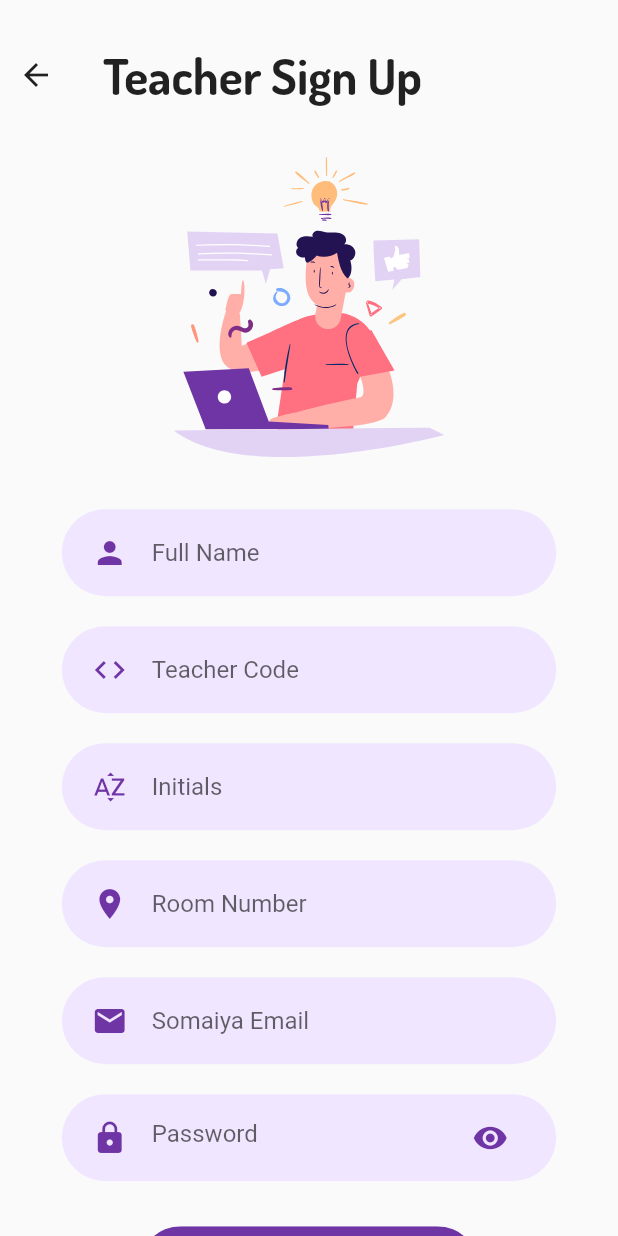
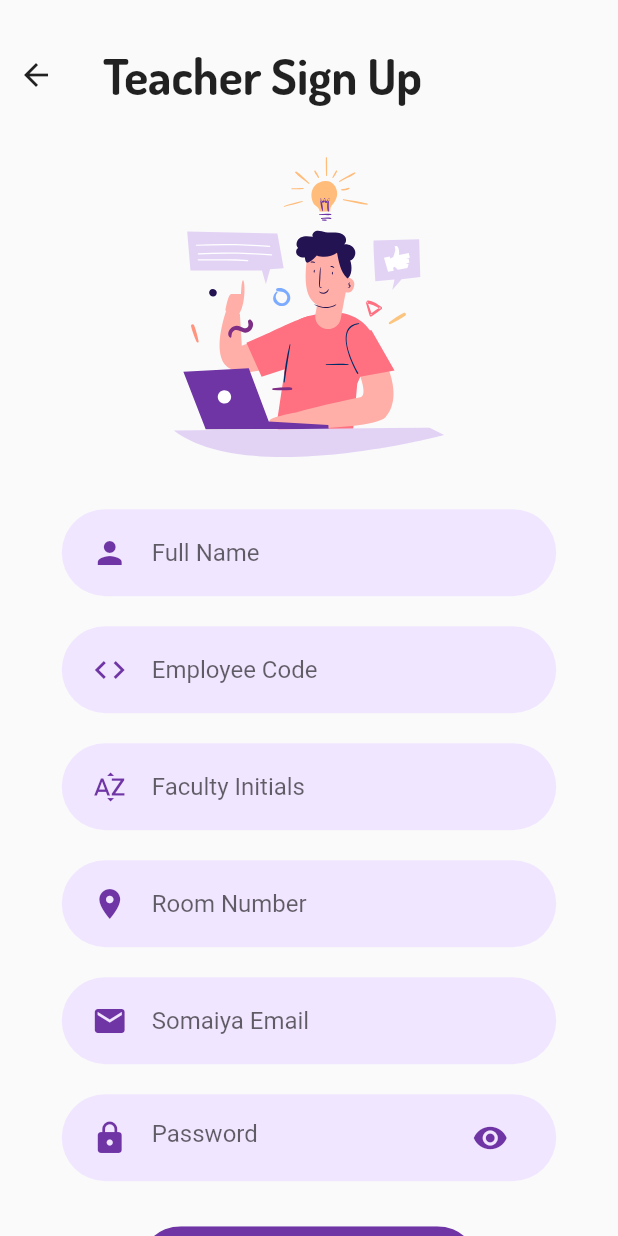
Before and after one commit to Bhavik-20/Flutter_AppointmentApp, a Flutter app: the teacher_signup screen opened by its route, on a phone screen of 412 x 824 dp. Run offline on Flutter 3.47's test engine with Material 2 defaults, Android fonts, the phone set to English and light mode, and no system bars; our stand-ins replace cloud_firestore, curved_navigation_bar, file_picker, firebase_auth, firebase_storage, flutter_spinkit and 7 more; missing offline and left inert: dart:ffi, mailer, workmanager; accounts and stored records are empty.

Commit message:
5 changes

```diff
--- a/lib/pages/student__dashboard.dart
+++ b/lib/pages/student__dashboard.dart
@@ -122,7 +122,6 @@ class _student_dashboardState extends State<student_dashboard> {
                     items: const <BottomNavigationBarItem>[
                       BottomNavigationBarItem(
                         icon: Icon(Icons.pending_actions,
-                          color: Colors.white,
                           size: 25,
                         ),
                         label: 'Pending',
--- a/lib/pages/student_dashboard_accepted.dart
+++ b/lib/pages/student_dashboard_accepted.dart
@@ -46,7 +46,7 @@ class _listofStudentAcceptedRequestsState extends State<listofStudentAcceptedReq
                     margin: EdgeInsets.fromLTRB(20, 6, 20, 0),
                     child: ListTile(
                       onTap: (){
-                        Navigator.push(context, MaterialPageRoute(builder: (context)=> student_request_status(request:accepted[index])));
+                        Navigator.push(context, MaterialPageRoute(builder: (context)=> student_request_status(request:accepted[index],page: "accepted",)));
                       },
                       leading: CircleAvatar(
                         child:  ClipOval(
--- a/lib/pages/student_dashboard_declined.dart
+++ b/lib/pages/student_dashboard_declined.dart
@@ -48,7 +48,7 @@ class _listofStudentDeclinedRequestsState extends State<listofStudentDeclinedReq
                       onTap: (){
                         print(accepted[index].date);
                         print(accepted[index]);
-                        Navigator.push(context, MaterialPageRoute(builder: (context)=> student_request_status(request:accepted[index])));
+                        Navigator.push(context, MaterialPageRoute(builder: (context)=> student_request_status(request:accepted[index],page: "declined")));
                       },
                       leading: CircleAvatar(
                         child:  ClipOval(
--- a/lib/pages/student_dashboard_new.dart
+++ b/lib/pages/student_dashboard_new.dart
@@ -47,7 +47,7 @@ class _listofnewStudentRequestsState extends State<listofnewStudentRequests> {
                       onTap: (){
                         print(requests[index].date);
                         print(requests[index]);
-                        Navigator.push(context, MaterialPageRoute(builder: (context)=> student_request_status(request:requests[index])));
+                        Navigator.push(context, MaterialPageRoute(builder: (context)=> student_request_status(request:requests[index],page: "new",)));
                       },
                       leading: CircleAvatar(
                         child:  ClipOval(
--- a/lib/pages/student_login.dart
+++ b/lib/pages/student_login.dart
@@ -92,7 +92,7 @@ class _student_loginState extends State<student_login> {
                 ),
                 SizedBox(height: size.height * 0.03),
                 RoundedInputField(
-                  hintText: "Your Email",
+                  hintText: "Somaiya Email",
                   onChanged: (value) {
                     setState(() => email=value);
                   },
--- a/lib/pages/student_profile.dart
+++ b/lib/pages/student_profile.dart
@@ -38,7 +38,7 @@ class _student_profileState  extends State<student_profile> {
     'Electronics',
     'EXTC'
   ];
-  List _year = ['FY', 'SY', 'TY', 'LY'];
+  List _year = ['FY', 'SY', 'TY', 'LY','MTech'];
 
   String validate(String name, String rollno, String branch, String year) {
     RegExp ofname = new RegExp(r'^[A-Za-z ]*$');
--- a/lib/pages/student_signup.dart
+++ b/lib/pages/student_signup.dart
@@ -25,7 +25,7 @@ class _State extends State {
 
   String _branchVal;
   List _branch= ['Computer','Information Technology','Mechanical','Electronics','EXTC'];
-  List _year=['FY','SY','TY','LY'];
+  List _year=['FY','SY','TY','LY','MTech'];
   int selectedIndex = 0;
 
   void changeIndex(int index){
@@ -192,6 +192,7 @@ class _State extends State {
                     customRadio(_year[1], 1),
                     customRadio(_year[2], 2),
                     customRadio(_year[3], 3),
+                    customRadio(_year[4], 4),
                   ],
                 ),
                 ),
--- a/lib/pages/teacher_login.dart
+++ b/lib/pages/teacher_login.dart
@@ -99,7 +99,7 @@ class _teacher_loginState extends State<teacher_login> {
                     height:250),
                 SizedBox(height: size.height * 0.03),
                 RoundedInputField(
-                  hintText: "Your Email",
+                  hintText: "Somaiya Email",
                   onChanged: (value) {
                     setState(() => email=value);
                   },
--- a/lib/pages/teacher_signup.dart
+++ b/lib/pages/teacher_signup.dart
@@ -113,7 +113,7 @@ class _teacher_signupState extends State<teacher_signup> {
                       icon: Icon(Icons.code,
                         color: kPrimaryColor,
                       ),
-                      hintText: 'Teacher Code',
+                      hintText: 'Employee Code',
                       border: InputBorder.none,
                     ),
                   ),
@@ -129,7 +129,7 @@ class _teacher_signupState extends State<teacher_signup> {
                         ,
                         color: kPrimaryColor,
                       ),
-                      hintText: 'Initials',
+                      hintText: 'Faculty Initials',
                       border: InputBorder.none,
                     ),
                   ),
```
Also changed, not shown: lib/pages/student_request_status.dart (+10 -5 lines).
